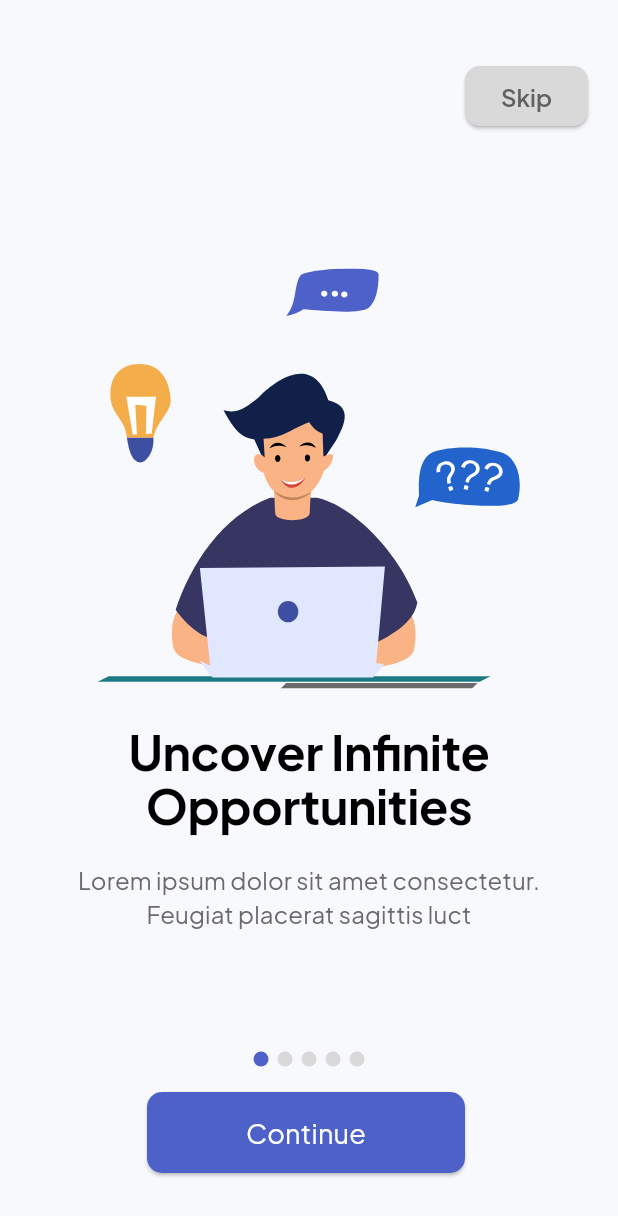
After one commit to sohailokzz/academix-flutter-app, a Flutter app: the screen it shows after launch, on a phone screen of 412 x 824 dp. The commit adds this screen. Shown: the top 1216 px of the screen. Run offline on Flutter 3.47's test engine with Material 3 defaults, Android fonts, the phone set to English and light mode, and no system bars; our stand-ins replace flutter_svg, flutter_swiper_null_safety, google_fonts.

Commit message:
OnBoarding Screens Complete
OnBoarding Screen Complete

```diff
--- a/lib/core/constants/app_strings.dart
+++ b/lib/core/constants/app_strings.dart
@@ -1,24 +1,11 @@
 abstract class AppStrings {
   static const ok = "OK";
   static const appTitle = "Academix";
-  static const mehndiDesignsArround = "Mehndi Designs around the world";
-  static const arabicDesign = "Arabic Mehndi";
-  static const indianDesign = "Indian Mehndi";
-  static const khafifDesign = "Khafif Mehndi";
-  static const bridalDesign = "Bridal Mehndi";
-  static const tattooDesign = "Tattoo Mehndi";
-  static const westernDesign = "Western Mehndi";
-  static const jewelleryDesign = "Jewellery Mehndi";
-  static const arabicDesignDefi = "Arabic mehndi design is one of the most"
-      "popular and preferred designs. As the word says,"
-      "its origin is Arab. These designs are much broad"
-      "and involve a lot of shading and floral patterns."
-      "These designs are also referred to"
-      "as easy and quick mehndi designs.";
-  static const frontHand = "Front hand";
-  static const backHand = "Back hand";
-  static const arm = "Arm";
-  static const palm = "Palm";
-  static const finger = "Finger";
-  static const favorites = "Favorites";
+  static const onBrdTitle1 = "Uncover Infinite Opportunities";
+  static const onBrdTitle2 = "Embark on Your Academix Journey Now";
+  static const onBrdTitle3 = "Enter into realm of educational excellence";
+  static const onBrdTitle4 = "Ignite Your Educational Journey";
+  static const onBrdTitle5 = "Join Academix to jumpstart your learning";
+  static const onBrdDesc1 =
+      "Lorem ipsum dolor sit amet consectetur. Feugiat placerat sagittis luct";
 }
--- a/lib/core/constants/colors.dart
+++ b/lib/core/constants/colors.dart
@@ -6,5 +6,6 @@ abstract class AppColors {
   static const Color backgroundColor = Color(0xffFFFFFF);
   static const Color textColor = Colors.black;
   static const Color subtitleColor = Colors.grey;
+  static const Color btnBackGreyColor = Color(0xFFD9D9D9);
   static const Color blueColor = Color(0xff1877F2);
 }
--- a/lib/core/constants/image_assets.dart
+++ b/lib/core/constants/image_assets.dart
@@ -1,11 +1,7 @@
 abstract class ImgAssets {
-  static const String logo = 'assets/images/auth/logo.webp';
-  static const String arabicMain = 'assets/images/arabicmain.png';
-  static const String indianMain = 'assets/images/indianmain.png';
-  static const String khafifMain = 'assets/images/khafifmain.png';
-  static const String bridalMain = 'assets/images/bridalmain.png';
-  static const String tattoMain = 'assets/images/tattomain.png';
-  static const String westernMain = 'assets/images/westernmain.png';
-  static const String jewelleryMain = 'assets/images/jewllrymain.png';
-  static const String scaffoldBack = "assets/images/scaffoldbackgrnd.png";
+  static const String onBrd1 = 'assets/images/onbrd1.svg';
+  static const String onBrd2 = 'assets/images/onbrd2.svg';
+  static const String onBrd3 = 'assets/images/onbrd3.svg';
+  static const String onBrd4 = 'assets/images/onbrd4.svg';
+  static const String onBrd5 = 'assets/images/onbrd5.svg';
 }
--- /dev/null
+++ b/lib/core/constants/on_boarding_data.dart
@@ -0,0 +1,26 @@
+import 'package:acad/core/constants/app_strings.dart';
+import 'package:acad/core/constants/image_assets.dart';
+
+const List<String> introImagePath = [
+  ImgAssets.onBrd1,
+  ImgAssets.onBrd2,
+  ImgAssets.onBrd3,
+  ImgAssets.onBrd4,
+  ImgAssets.onBrd5,
+];
+
+final List<String> titles = [
+  AppStrings.onBrdTitle1,
+  AppStrings.onBrdTitle2,
+  AppStrings.onBrdTitle3,
+  AppStrings.onBrdTitle4,
+  AppStrings.onBrdTitle5,
+];
+
+final List<String> subtitles = [
+  AppStrings.onBrdDesc1,
+  AppStrings.onBrdDesc1,
+  AppStrings.onBrdDesc1,
+  AppStrings.onBrdDesc1,
+  AppStrings.onBrdDesc1,
+];
--- a/lib/main.dart
+++ b/lib/main.dart
@@ -1,5 +1,5 @@
 import 'package:acad/core/constants/app_strings.dart';
-import 'package:acad/ui/screens/home_screen.dart';
+import 'package:acad/ui/screens/on_boarding_screen.dart';
 import 'package:flutter/material.dart';
 
 import 'core/constants/colors.dart';
@@ -23,7 +23,8 @@ class MyApp extends StatelessWidget {
         useMaterial3: true,
         textTheme: AppTextStyles.textTheme,
       ),
-      home: const HomeScreen(),
+      debugShowCheckedModeBanner: false,
+      home: const OnboardingScreen(),
     );
   }
 }
--- /dev/null
+++ b/lib/ui/screens/on_boarding_screen.dart
@@ -0,0 +1,183 @@
+import 'package:acad/core/constants/colors.dart';
+import 'package:acad/core/constants/on_boarding_data.dart';
+import 'package:acad/core/constants/screen_utils.dart';
+import 'package:flutter/material.dart';
+import 'package:flutter_swiper_null_safety/flutter_swiper_null_safety.dart';
+import 'package:google_fonts/google_fonts.dart';
+
+import '../widgets/onboarding_design.dart';
+
+class OnboardingScreen extends StatefulWidget {
+  const OnboardingScreen({super.key});
+
+  @override
+  State<OnboardingScreen> createState() => _OnboardingScreenState();
+}
+
+class _OnboardingScreenState extends State<OnboardingScreen> {
+  final SwiperController _controller = SwiperController();
+  int _currentIndex = 0;
+  @override
+  Widget build(BuildContext context) {
+    return Scaffold(
+      body: Stack(
+        children: <Widget>[
+          Swiper(
+            index: _currentIndex,
+            onIndexChanged: (index) {
+              setState(() {
+                _currentIndex = index;
+              });
+            },
+            pagination: _currentIndex != 4
+                ? const SwiperPagination(
+                    alignment: Alignment.bottomCenter,
+                    margin: EdgeInsets.only(
+                      bottom: 110,
+                    ),
+                    builder: DotSwiperPaginationBuilder(
+                      activeColor: AppColors.primaryColor,
+                      color: AppColors.btnBackGreyColor,
+                    ),
+                  )
+                : null,
+            itemCount: 5,
+            itemBuilder: (context, index) {
+              return OnboardingDesign(
+                title: titles[index],
+                subtitle: subtitles[index],
+                imageUrl: introImagePath[index],
+              );
+            },
+          ),
+          Padding(
+            padding: const EdgeInsets.only(
+              right: 20,
+              bottom: 32,
+            ),
+            child: Align(
+              alignment: Alignment.bottomCenter,
+              child: Container(
+                decoration: const BoxDecoration(
+                  borderRadius: BorderRadius.only(
+                    bottomRight: Radius.circular(12.0),
+                  ),
+                ),
+                child: _currentIndex == 4
+                    ? Row(
+                        mainAxisAlignment: MainAxisAlignment.spaceAround,
+                        children: [
+                          Expanded(
+                            child: SizedBox(
+                              height: 48,
+                              width: 212,
+                              child: ElevatedButton(
+                                onPressed: () {},
+                                style: ElevatedButton.styleFrom(
+                                  backgroundColor: AppColors.primaryColor,
+                                  shape: RoundedRectangleBorder(
+                                    borderRadius:
+                                        BorderRadius.circular(5), // <-- Radius
+                                  ),
+                                ),
+                                child: Text(
+                                  'Sign In',
+                                  style: Theme.of(context)
+                                      .textTheme
+                                      .titleMedium!
+                                      .copyWith(
+                                        color: Colors.white,
+                                      ),
+                                ),
+                              ),
+                            ),
+                          ),
+                          kWidth(16),
+                          Expanded(
+                            child: SizedBox(
+                              height: 48,
+                              width: 212,
+                              child: OutlinedButton(
+                                onPressed: () {},
+                                style: OutlinedButton.styleFrom(
+                                  side: const BorderSide(
+                                    color: AppColors.primaryColor,
+                                  ),
+                                  shape: RoundedRectangleBorder(
+                                    borderRadius: BorderRadius.circular(5),
+                                  ),
+                                ),
+                                child: Text(
+                                  'Sign Up',
+                                  style: Theme.of(context)
+                                      .textTheme
+                                      .titleMedium!
+                                      .copyWith(
+                                        color: Colors.black,
+                                      ),
+                                ),
+                              ),
+                            ),
+                          ),
+                        ],
+                      )
+                    : Padding(
+                        padding: const EdgeInsets.only(left: 16, bottom: 10),
+                        child: SizedBox(
+                          height: 54,
+                          width: 212,
+                          child: ElevatedButton(
+                            onPressed: () {
+                              if (_currentIndex != 4) {
+                                _controller.next();
+                              } else {}
+                            },
+                            style: ElevatedButton.styleFrom(
+                              backgroundColor: AppColors.primaryColor,
+                              shape: RoundedRectangleBorder(
+                                borderRadius:
+                                    BorderRadius.circular(10), // <-- Radius
+                              ),
+                            ),
+                            child: Text(
+                              'Continue',
+                              style: Theme.of(context)
+                                  .textTheme
+                                  .titleMedium!
+                                  .copyWith(
+                                    color: Colors.white,
+                                  ),
+                            ),
+                          ),
+                        ),
+                      ),
+              ),
+            ),
+          ),
+          Padding(
+            padding: const EdgeInsets.only(
+              right: 20,
+              top: 40,
+            ),
+            child: Align(
+              alignment: Alignment.topRight,
+              child: ElevatedButton(
+                onPressed: () {},
+                style: ElevatedButton.styleFrom(
+                  backgroundColor: AppColors.btnBackGreyColor,
+                  shape: RoundedRectangleBorder(
+                    borderRadius: BorderRadius.circular(10), // <-- Radius
+                  ),
+                ),
+                child: Text(
+                  'Skip',
+                  style: Theme.of(context).textTheme.titleLarge,
+                ),
+              ),
+            ),
+          )
+        ],
+      ),
+    );
+  }
+}
--- /dev/null
+++ b/lib/ui/widgets/onboarding_design.dart
@@ -0,0 +1,52 @@
+import 'package:flutter/material.dart';
+import 'package:flutter_svg/flutter_svg.dart';
+import 'package:google_fonts/google_fonts.dart';
+
+class OnboardingDesign extends StatelessWidget {
+  final String title;
+  final String subtitle;
+  final String imageUrl;
+
+  const OnboardingDesign({
+    super.key,
+    required this.title,
+    required this.subtitle,
+    required this.imageUrl,
+  });
+
+  @override
+  Widget build(BuildContext context) {
+    return Container(
+      color: const Color(0XFFF8F9FD),
+      child: Column(
+        mainAxisAlignment: MainAxisAlignment.center,
+        children: <Widget>[
+          SvgPicture.asset(height: 280, imageUrl),
+          Padding(
+            padding: const EdgeInsets.all(24),
+            child: Column(
+              crossAxisAlignment: CrossAxisAlignment.start,
+              children: [
+                Center(
+                  child: Text(
+                    title,
+                    textAlign: TextAlign.center,
+                    style: Theme.of(context).textTheme.displayLarge,
+                  ),
+                ),
+                ...[
+                  const SizedBox(height: 20.0),
+                  Text(
+                    subtitle,
+                    style: Theme.of(context).textTheme.titleSmall,
+                    textAlign: TextAlign.center,
+                  ),
+                ],
+              ],
+            ),
+          ),
+        ],
+      ),
+    );
+  }
+}
--- a/pubspec.yaml
+++ b/pubspec.yaml
@@ -17,6 +17,7 @@ dependencies:
   cupertino_icons: ^1.0.6
   google_fonts: ^6.2.1
   flutter_svg: ^2.0.10+1
+  flutter_swiper_null_safety: ^1.0.2
 
 dev_dependencies:
   flutter_test:
```
Also changed, not shown: pubspec.lock.
